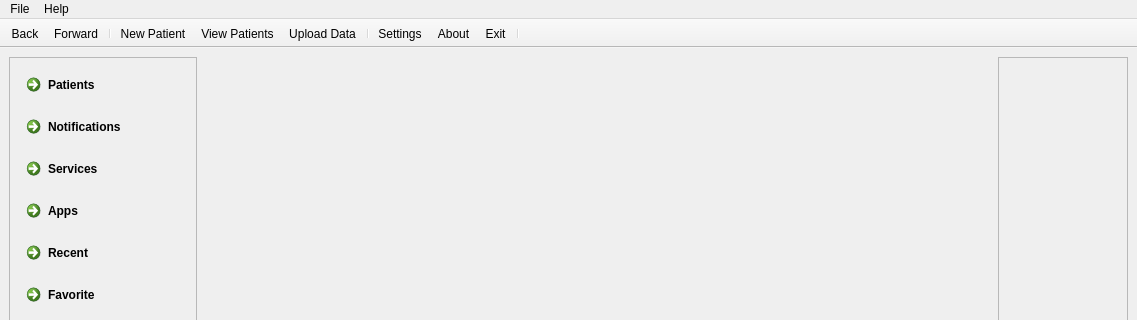
This is ui/mainwindow.ui in creativepsyco/panex-client as Qt 5 draws it before an edit; both pictures show x 0 to 1137 and y 0 to 320 of the 1137 by 668 pixel window. The edited form follows.
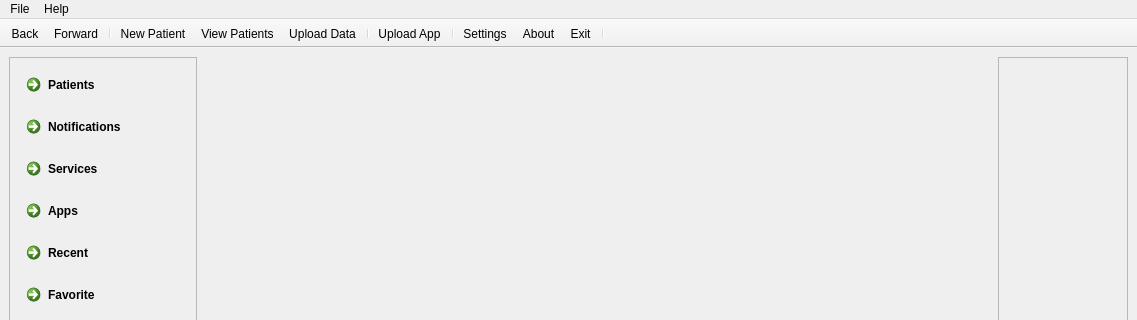
This is the edited form. Icons and pictures are not drawn.

Commit message: UI of upload app dialog

Patch:
```diff
--- a/ui/mainwindow.ui
+++ b/ui/mainwindow.ui
@@ -226,6 +226,8 @@
    <addaction name="actionPatient_View"/>
    <addaction name="actionUpload_Data"/>
    <addaction name="separator"/>
+   <addaction name="actionUpload_App"/>
+   <addaction name="separator"/>
    <addaction name="actionSettings"/>
    <addaction name="actionAbout"/>
    <addaction name="actionExit"/>
@@ -349,6 +351,18 @@
     <string>View Patients</string>
    </property>
   </action>
+  <action name="actionUpload_App">
+   <property name="icon">
+    <iconset resource="../res/panexres.qrc">
+     <normaloff>:/icons/Button_Up.png</normaloff>:/icons/Button_Up.png</iconset>
+   </property>
+   <property name="text">
+    <string>Upload App</string>
+   </property>
+   <property name="toolTip">
+    <string>Upload App</string>
+   </property>
+  </action>
  </widget>
  <resources>
   <include location="../res/panexres.qrc"/>
```
The commit also changes 6 other files.
